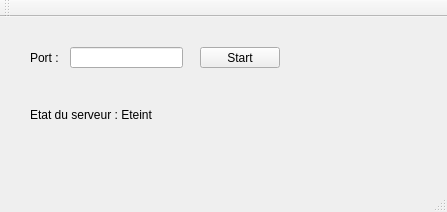
This is TP8-serveur/TP8serveur.ui in Bruchet-Raphael/TP8-Client as Qt 5 draws it before an edit. The edited form follows.
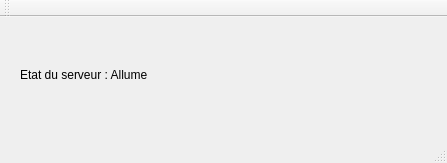
This is the edited form.

Commit message: connexion des clients /serveur

The edit to the form file:
```diff
--- a/TP8-serveur/TP8serveur.ui
+++ b/TP8-serveur/TP8serveur.ui
@@ -7,60 +7,24 @@
     <x>0</x>
     <y>0</y>
     <width>447</width>
-    <height>212</height>
+    <height>163</height>
    </rect>
   </property>
   <property name="windowTitle">
    <string>TP8serveur</string>
   </property>
   <widget class="QWidget" name="centralWidget">
-   <widget class="QPushButton" name="startButton">
-    <property name="geometry">
-     <rect>
-      <x>200</x>
-      <y>30</y>
-      <width>80</width>
-      <height>21</height>
-     </rect>
-    </property>
-    <property name="text">
-     <string>Start</string>
-    </property>
-   </widget>
-   <widget class="QLabel" name="label">
-    <property name="geometry">
-     <rect>
-      <x>30</x>
-      <y>30</y>
-      <width>41</width>
-      <height>21</height>
-     </rect>
-    </property>
-    <property name="text">
-     <string>Port :</string>
-    </property>
-   </widget>
    <widget class="QLabel" name="serverStat">
     <property name="geometry">
      <rect>
-      <x>30</x>
-      <y>90</y>
+      <x>20</x>
+      <y>50</y>
       <width>381</width>
       <height>16</height>
      </rect>
     </property>
     <property name="text">
-     <string>Etat du serveur : Eteint</string>
-    </property>
-   </widget>
-   <widget class="QLineEdit" name="port">
-    <property name="geometry">
-     <rect>
-      <x>70</x>
-      <y>30</y>
-      <width>113</width>
-      <height>21</height>
-     </rect>
+     <string>Etat du serveur : Allume</string>
     </property>
    </widget>
   </widget>
```
The commit also changes 2 other files.
